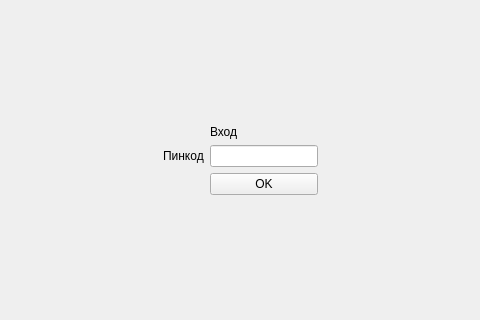
Before: the Qt Designer form mainwindow.ui in BluePencilBord/221_329_Akhmadov, drawn with Qt 5; both pictures show x 160 to 640 and y 129 to 449 of the 800 by 600 pixel window.
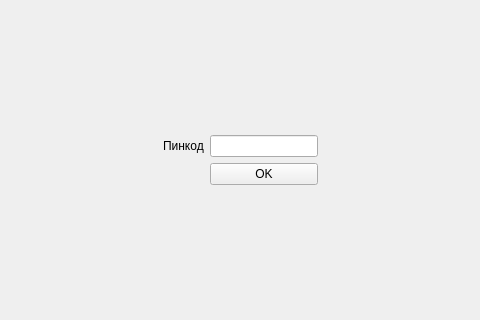
After: the same form once the commit is applied. The open tabs and pages were chosen to show the change.

What changed in the file:
```diff
--- a/mainwindow.ui
+++ b/mainwindow.ui
@@ -24,10 +24,17 @@
        </size>
       </property>
       <property name="currentIndex">
-       <number>1</number>
+       <number>0</number>
       </property>
       <widget class="QWidget" name="page">
        <layout class="QGridLayout" name="gridLayout">
+        <item row="1" column="2" colspan="2">
+         <widget class="QLineEdit" name="lineEditPassword">
+          <property name="echoMode">
+           <enum>QLineEdit::Password</enum>
+          </property>
+         </widget>
+        </item>
         <item row="0" column="3">
          <spacer name="verticalSpacer">
           <property name="orientation">
@@ -41,65 +48,55 @@
           </property>
          </spacer>
         </item>
-        <item row="1" column="2">
-         <widget class="QLabel" name="labelAuth">
-          <property name="text">
-           <string>Вход</string>
-          </property>
-         </widget>
-        </item>
-        <item row="2" column="0">
-         <spacer name="horizontalSpacer">
+        <item row="1" column="4">
+         <spacer name="horizontalSpacer_2">
           <property name="orientation">
            <enum>Qt::Horizontal</enum>
           </property>
           <property name="sizeHint" stdset="0">
            <size>
-            <width>257</width>
+            <width>267</width>
             <height>20</height>
            </size>
           </property>
          </spacer>
         </item>
-        <item row="2" column="1">
+        <item row="1" column="1">
          <widget class="QLabel" name="labelPassword">
           <property name="text">
            <string>Пинкод</string>
           </property>
          </widget>
         </item>
+        <item row="3" column="3">
+         <spacer name="verticalSpacer_2">
+          <property name="orientation">
+           <enum>Qt::Vertical</enum>
+          </property>
+          <property name="sizeHint" stdset="0">
+           <size>
+            <width>20</width>
+            <height>223</height>
+           </size>
+          </property>
+         </spacer>
+        </item>
         <item row="2" column="2" colspan="2">
-         <widget class="QLineEdit" name="lineEditPassword"/>
-        </item>
-        <item row="2" column="4">
-         <spacer name="horizontalSpacer_2">
-          <property name="orientation">
-           <enum>Qt::Horizontal</enum>
-          </property>
-          <property name="sizeHint" stdset="0">
-           <size>
-            <width>267</width>
-            <height>20</height>
-           </size>
-          </property>
-         </spacer>
-        </item>
-        <item row="3" column="2" colspan="2">
          <widget class="QPushButton" name="pushButtonOk">
           <property name="text">
            <string>OK</string>
           </property>
          </widget>
         </item>
-        <item row="4" column="3">
-         <spacer name="verticalSpacer_2">
+        <item row="1" column="0">
+         <spacer name="horizontalSpacer">
           <property name="orientation">
-           <enum>Qt::Vertical</enum>
+           <enum>Qt::Horizontal</enum>
           </property>
           <property name="sizeHint" stdset="0">
            <size>
-            <width>20</width>
-            <height>223</height>
+            <width>257</width>
+            <height>20</height>
            </size>
           </property>
          </spacer>
```
